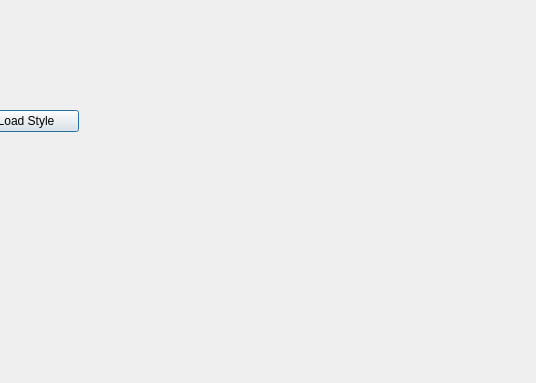
First picture: the form in Translate/settingsform.ui, repository gagikpog/TestAndTranslate, before the edit; both pictures show x 159 to 695 and y 0 to 383 of the 695 by 537 pixel window.
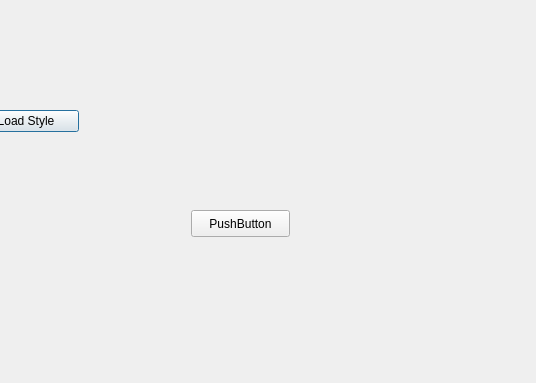
Second picture: the form after the edit.

Commit message: create sentence manager form

```diff
--- a/Translate/settingsform.ui
+++ b/Translate/settingsform.ui
@@ -102,6 +102,19 @@
     </item>
    </layout>
   </widget>
+  <widget class="QPushButton" name="btmSManager">
+   <property name="geometry">
+    <rect>
+     <x>350</x>
+     <y>210</y>
+     <width>99</width>
+     <height>27</height>
+    </rect>
+   </property>
+   <property name="text">
+    <string>PushButton</string>
+   </property>
+  </widget>
  </widget>
  <resources/>
  <connections/>
```
The commit also changes 18 other files.
